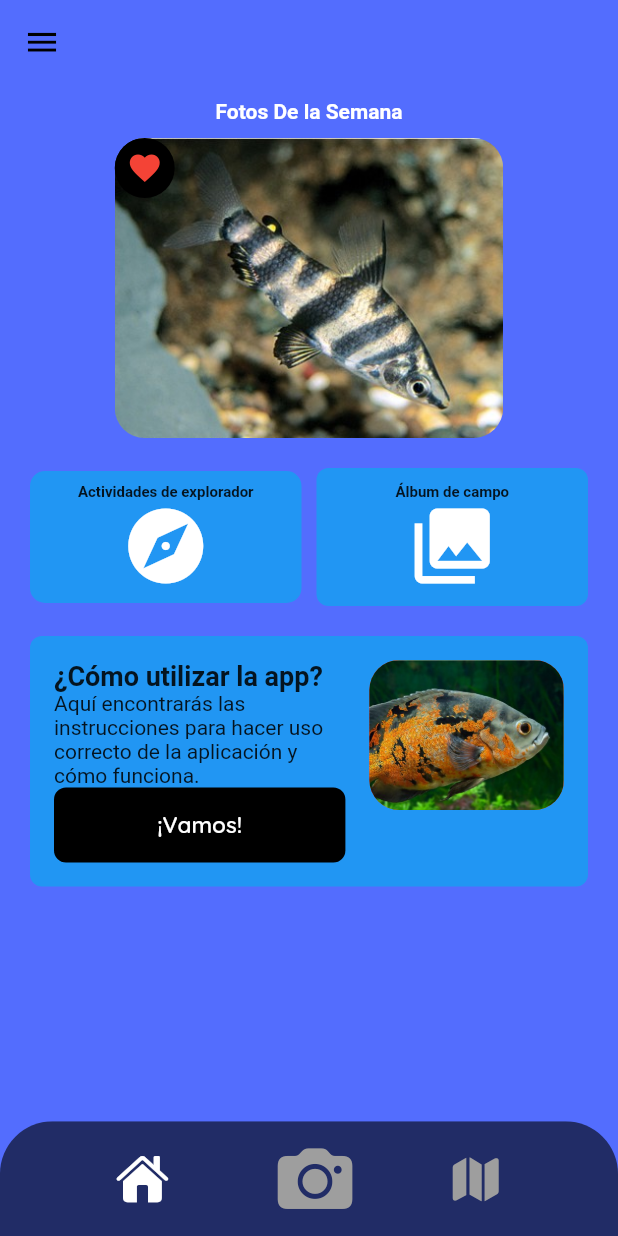
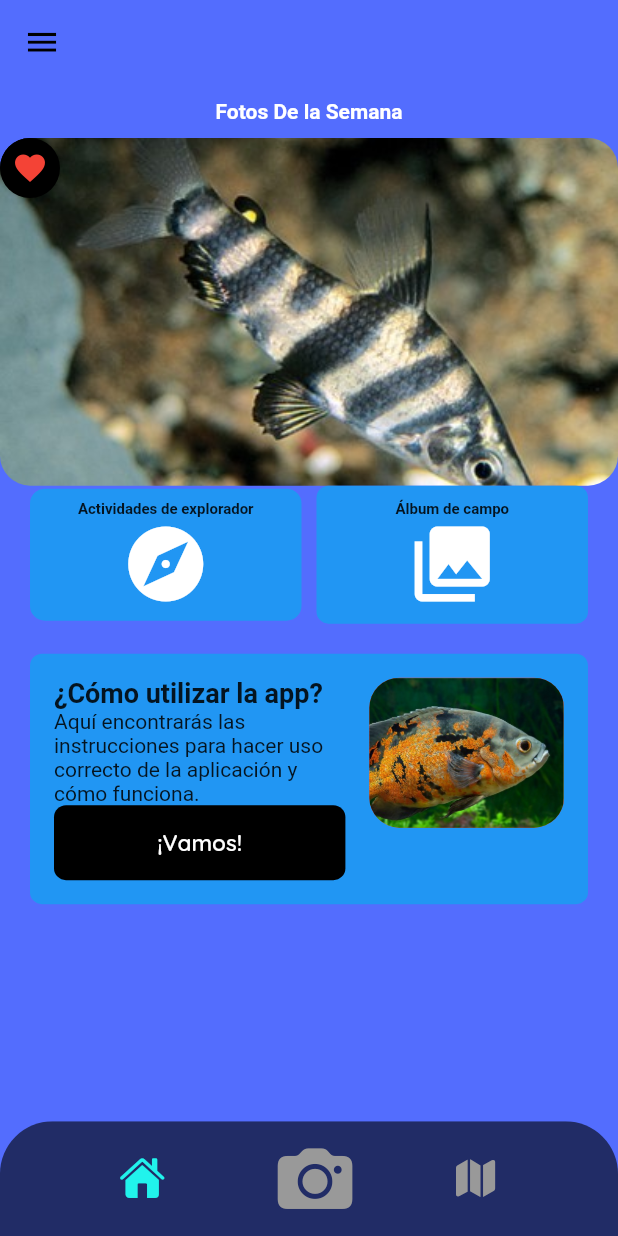
Before and after one commit to Christgrant98/ai-fish-aquarium, a Flutter app: the ScaffoldWithNavBar screen opened directly with empty values, after a tap on the "favorite outline" icon, on a phone screen of 412 x 824 dp. Run offline on Flutter 3.47's test engine with Material 2 defaults, Android fonts, the phone set to English and light mode, and no system bars; drawn by our look-alikes of blurrycontainer, carousel_slider, google_nav_bar; our stand-ins replace camera, go_router, google_fonts, image_picker, photo_view, sqflite; missing offline and left inert: google_mlkit_image_labeling, langchain, langchain_openai; accounts and stored records are empty.

```diff
--- a/lib/src/utils/widgets/botton_navigator_menu.dart
+++ b/lib/src/utils/widgets/botton_navigator_menu.dart
@@ -29,7 +29,7 @@ class BottomNavigatorMenuState extends State<BottomNavigatorMenu> {
         topLeft: Radius.circular(35),
         topRight: Radius.circular(35),
       ),
-      blur: 18,
+      blur: 25,
       color: const Color.fromRGBO(0, 0, 0, 0.6),
       child: Padding(
         padding: const EdgeInsets.symmetric(
@@ -38,8 +38,8 @@ class BottomNavigatorMenuState extends State<BottomNavigatorMenu> {
         child: GNav(
           mainAxisAlignment: MainAxisAlignment.spaceEvenly,
           selectedIndex: _calculateSelectedIndex(context),
-          color: Colors.grey,
-          activeColor: Colors.white,
+          color: Color.fromARGB(255, 153, 153, 153),
+          activeColor: const Color.fromARGB(255, 33, 243, 236),
           padding: const EdgeInsets.all(5),
           gap: 8,
           onTabChange: (index) {
@@ -47,7 +47,7 @@ class BottomNavigatorMenuState extends State<BottomNavigatorMenu> {
           },
           tabs: const [
             GButton(
-              iconSize: 35,
+              iconSize: 30,
               icon: CupertinoIcons.house_fill,
             ),
             GButton(
@@ -55,7 +55,7 @@ class BottomNavigatorMenuState extends State<BottomNavigatorMenu> {
               icon: CupertinoIcons.camera_fill,
             ),
             GButton(
-              iconSize: 35,
+              iconSize: 30,
               icon: CupertinoIcons.map_fill,
             ),
           ],
--- a/lib/src/utils/widgets/card_carousel_image.dart
+++ b/lib/src/utils/widgets/card_carousel_image.dart
@@ -26,10 +26,14 @@ class CardImages extends StatefulWidget {
 class CardImagesState extends State<CardImages> {
   @override
   Widget build(BuildContext context) {
-    return Stack(
+    return Container(
+      width: MediaQuery.of(context).size.width,
+      child: Stack(
         children: [
           ClipRRect(
             borderRadius: BorderRadius.circular(20),
+            child: SizedBox(
+              width: MediaQuery.of(context).size.width,
               child: InkWell(
                 onTap: () => showDialog(
                   context: context,
@@ -46,8 +50,10 @@ class CardImagesState extends State<CardImages> {
                 ),
               ),
             ),
+          ),
           _buildLikeBttn(),
         ],
+      ),
     );
   }
 
--- a/lib/src/views/home_view.dart
+++ b/lib/src/views/home_view.dart
@@ -33,7 +33,6 @@ class _HomeViewState extends State<HomeView> {
         ),
         const SizedBox(height: 10),
         _builCarouselView(),
-        const SizedBox(height: 20),
         Container(
           margin: lateralMargin,
           child: Row(
@@ -120,12 +119,13 @@ class _HomeViewState extends State<HomeView> {
                 return CardImages(pez: pez);
               },
               options: CarouselOptions(
-                height: 200,
+                autoPlayInterval: const Duration(seconds: 5),
+                enlargeCenterPage: true,
+                autoPlayCurve: Curves.easeInOut,
                 autoPlay: true,
-                autoPlayCurve: Curves.easeInOut,
-                autoPlayInterval: const Duration(seconds: 5),
-                scrollDirection: Axis.horizontal,
-                enlargeCenterPage: true,
+                aspectRatio: 16 / 9,
+                viewportFraction: 1,
+                enlargeStrategy: CenterPageEnlargeStrategy.height,
               ));
         } else {
           return const CustomProgressIndicator();
```
Also changed, not shown: lib/src/customWidgets/custom_widgets.dart (+19 -0 lines). Lines whose indentation alone changed are shown as unchanged.
